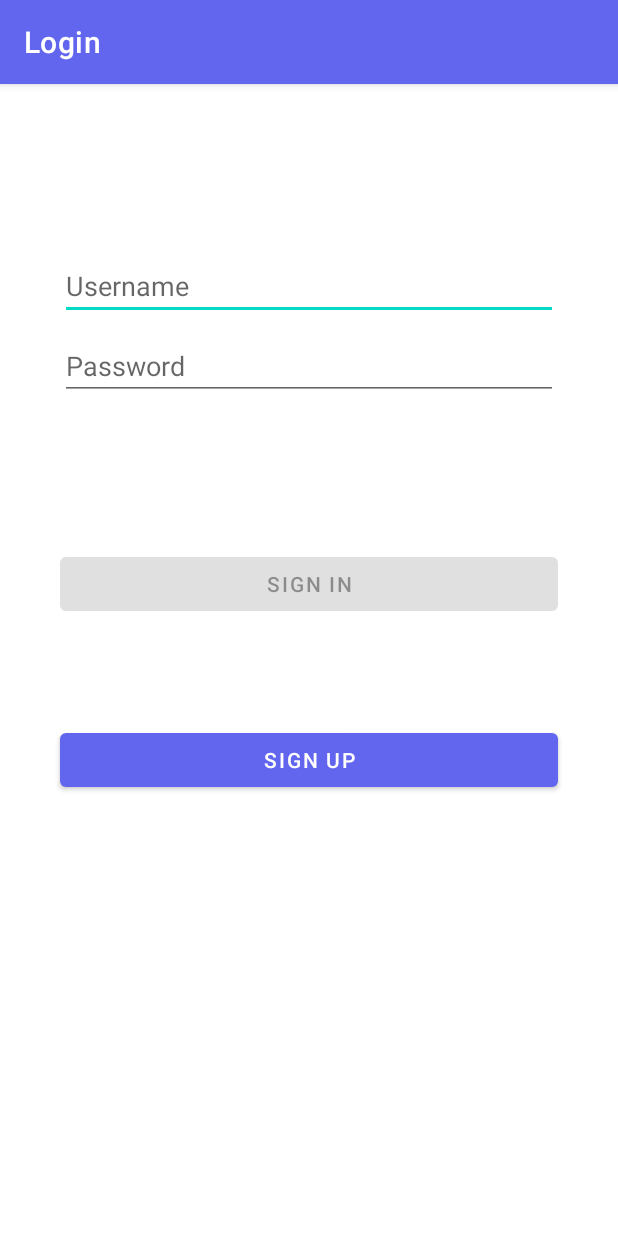
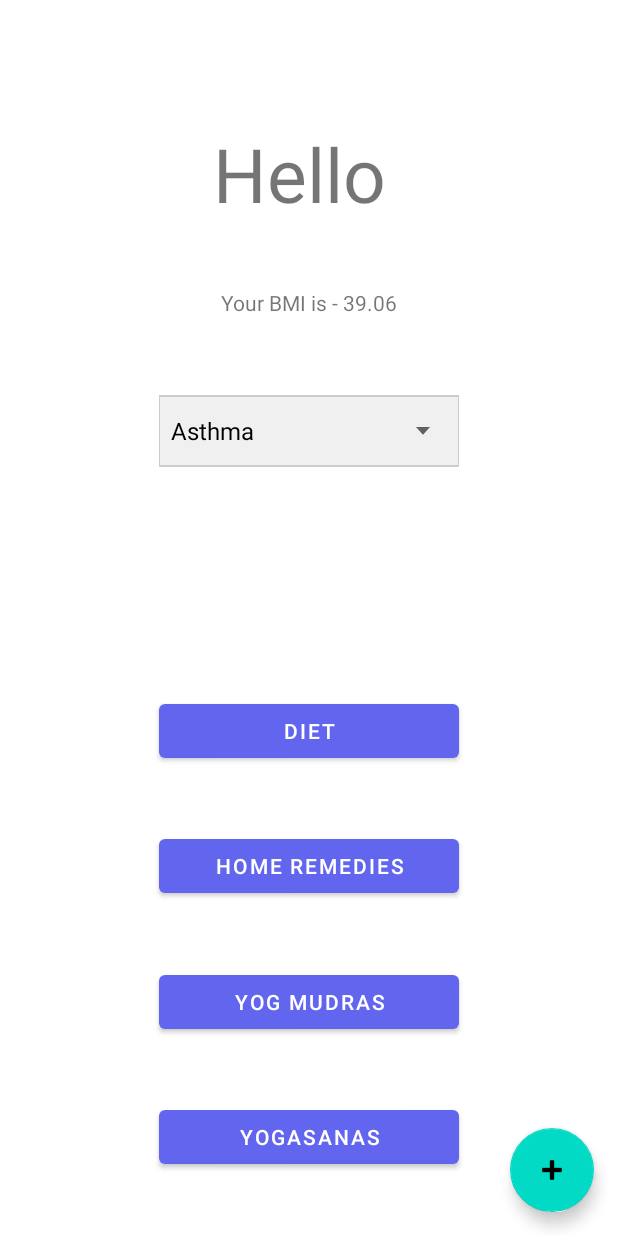
Before and after one commit to girishvr/Yogamatic, an Android app: the screen it shows after launch (LoginActivity before the commit, MainActivity after it), on a phone screen of 412 x 824 dp. Run offline under Robolectric (Android 15) with nearby library versions, the phone set to English and light mode, and no system bars; libraries missing offline, so code that uses them is left out: org.apache.poi; 1 statement that could not run was skipped.

Commit message:
custom spinner added

```diff
--- a/app/src/main/AndroidManifest.xml
+++ b/app/src/main/AndroidManifest.xml
@@ -5,9 +5,9 @@
     <application
         android:name=".data.model.UserObject"
         android:allowBackup="true"
-        android:icon="@mipmap/ic_launcher"
+        android:icon="@drawable/yogmatic_icon"
         android:label="@string/app_name"
-        android:roundIcon="@mipmap/ic_launcher_round"
+        android:roundIcon="@drawable/yogmatic_icon"
         android:supportsRtl="true"
         android:theme="@style/Theme.Yogamatic">
         <activity
--- a/app/src/main/java/in/yoska/yogamatic/FirstFragment.java
+++ b/app/src/main/java/in/yoska/yogamatic/FirstFragment.java
@@ -4,11 +4,13 @@ import android.os.Bundle;
 import android.view.LayoutInflater;
 import android.view.View;
 import android.view.ViewGroup;
+import android.widget.ArrayAdapter;
 import android.widget.TextView;
 
 import androidx.annotation.NonNull;
 import androidx.fragment.app.Fragment;
-import androidx.navigation.fragment.NavHostFragment;
+
+import in.yoska.yogamatic.custom.CustomSpinner;
 
 public class FirstFragment extends Fragment{
 
@@ -20,8 +22,29 @@ public class FirstFragment extends Fragment{
         View view = inflater.inflate(R.layout.fragment_first, container, false);
         displayGreeting(view);
         displayBMI(view);
+        setUpSpinner(view);
         // Inflate the layout for this fragment
         return view;
+    }
+
+    void setUpSpinner(View view){
+
+        String[] ailmentsList = getResources().getStringArray(R.array.Ailments);
+
+        ArrayAdapter adapter = new ArrayAdapter<>(getContext(), R.layout.spinner_item_selected, ailmentsList);
+        adapter.setDropDownViewResource(R.layout.support_simple_spinner_dropdown_item);
+
+        final CustomSpinner spinner = (CustomSpinner) view.findViewById(R.id.spinner);
+
+        spinner.setAdapter(adapter);
+        spinner.setSpinnerEventsListener(new CustomSpinner.OnSpinnerEventsListener() {
+            public void onSpinnerOpened() {
+                spinner.setSelected(true);
+            }
+            public void onSpinnerClosed() {
+                spinner.setSelected(false);
+            }
+        });
     }
     public void displayGreeting(View view){
         TextView greetText = (TextView)view.findViewById(R.id.textview_first);
--- a/app/src/main/java/in/yoska/yogamatic/MainActivity.java
+++ b/app/src/main/java/in/yoska/yogamatic/MainActivity.java
@@ -33,7 +33,7 @@ public class MainActivity extends AppCompatActivity {
         fetchExcelSheetData();
 
         //TODO: for testing
-//        isLoggedIn = true;
+        isLoggedIn = true;
 
         //check log in and then load the respective views
         if (isLoggedIn){
@@ -51,7 +51,6 @@ public class MainActivity extends AppCompatActivity {
     }
 
     void setDashBoardUI(){
-
         FloatingActionButton fab = findViewById(R.id.fab);
         fab.setOnClickListener(new View.OnClickListener() {
             @Override
@@ -61,6 +60,7 @@ public class MainActivity extends AppCompatActivity {
             }
         });
     }
+
 
     public void didSelectButton(View view){
         int btnIndex = 0;
--- /dev/null
+++ b/app/src/main/java/in/yoska/yogamatic/custom/CustomSpinner.java
@@ -0,0 +1,83 @@
+package in.yoska.yogamatic.custom;
+
+import android.content.Context;
+import android.util.AttributeSet;
+
+public class CustomSpinner extends androidx.appcompat.widget.AppCompatSpinner {
+    private static final String TAG = "CustomSpinner";
+    private OnSpinnerEventsListener mListener;
+    private boolean mOpenInitiated = false;
+
+    public CustomSpinner(Context context, AttributeSet attrs, int defStyleAttr, int mode) {
+        super(context, attrs, defStyleAttr, mode);
+    }
+
+    public CustomSpinner(Context context, AttributeSet attrs, int defStyleAttr) {
+        super(context, attrs, defStyleAttr);
+    }
+
+    public CustomSpinner(Context context, AttributeSet attrs) {
+        super(context, attrs);
+    }
+
+    public CustomSpinner(Context context, int mode) {
+        super(context, mode);
+    }
+
+    public CustomSpinner(Context context) {
+        super(context);
+    }
+
+    public interface OnSpinnerEventsListener {
+
+        void onSpinnerOpened();
+
+        void onSpinnerClosed();
+
+    }
+
+    @Override
+    public boolean performClick() {
+        // register that the Spinner was opened so we have a status
+        // indicator for the activity(which may lose focus for some other
+        // reasons)
+        mOpenInitiated = true;
+        if (mListener != null) {
+            mListener.onSpinnerOpened();
+        }
+        return super.performClick();
+    }
+
+    public void setSpinnerEventsListener(OnSpinnerEventsListener onSpinnerEventsListener) {
+        mListener = onSpinnerEventsListener;
+    }
+
+    /**
+     * Propagate the closed Spinner event to the listener from outside.
+     */
+    public void performClosedEvent() {
+        mOpenInitiated = false;
+        if (mListener != null) {
+            mListener.onSpinnerClosed();
+        }
+    }
+
+    /**
+     * A boolean flag indicating that the Spinner triggered an open event.
+     *
+     * @return true for opened Spinner
+     */
+    public boolean hasBeenOpened() {
+        return mOpenInitiated;
+    }
+
+    @Override
+    public void onWindowFocusChanged(boolean hasWindowFocus) {
+        android.util.Log.d(TAG, "onWindowFocusChanged");
+        super.onWindowFocusChanged(hasWindowFocus);
+        if (hasBeenOpened() && hasWindowFocus) {
+            android.util.Log.i(TAG, "closing popup");
+            performClosedEvent();
+        }
+    }
+}
--- a/app/src/main/java/in/yoska/yogamatic/data/model/UserObject.java
+++ b/app/src/main/java/in/yoska/yogamatic/data/model/UserObject.java
@@ -12,6 +12,10 @@ public class UserObject extends Application {
     private String ailment;
     private int selectedButtonIndex;
 
+    public UserObject(){
+       this.name = "";
+       this.password = "";
+    }
     public String getName() {
         return name;
     }
--- /dev/null
+++ b/app/src/main/res/drawable/spinner_bg.xml
@@ -0,0 +1,13 @@
+<selector xmlns:android="http://schemas.android.com/apk/res/android"
+    android:exitFadeDuration="@android:integer/config_mediumAnimTime">
+    <item android:state_pressed="true" android:drawable="@android:color/white" />
+    <item android:state_selected="true" android:drawable="@android:color/white" />
+    <item>
+        <inset android:insetLeft="-1dp" android:insetRight="-1dp">
+            <shape android:shape="rectangle">
+                <stroke android:width="1dp" android:color="#cccccc" />
+                <solid android:color="#f0f0f0" />
+            </shape>
+        </inset>
+    </item>
+</selector>
--- /dev/null
+++ b/app/src/main/res/drawable/spinner_sla.xml
@@ -0,0 +1,26 @@
+<selector xmlns:android="http://schemas.android.com/apk/res/android">
+    <item android:state_pressed="true">
+        <set>
+            <objectAnimator
+                android:duration="@android:integer/config_mediumAnimTime"
+                android:propertyName="translationZ"
+                android:valueTo="3dp" />
+        </set>
+    </item>
+    <item android:state_selected="true">
+        <set>
+            <objectAnimator
+                android:duration="@android:integer/config_shortAnimTime"
+                android:propertyName="translationZ"
+                android:valueTo="3dp" />
+        </set>
+    </item>
+    <item>
+        <set>
+            <objectAnimator
+                android:duration="@android:integer/config_shortAnimTime"
+                android:propertyName="translationZ"
+                android:valueTo="0" />
+        </set>
+    </item>
+</selector>
--- a/app/src/main/res/layout/fragment_first.xml
+++ b/app/src/main/res/layout/fragment_first.xml
@@ -15,7 +15,7 @@
         app:layout_constraintBottom_toTopOf="@+id/button_remedies"
         app:layout_constraintEnd_toEndOf="parent"
         app:layout_constraintStart_toStartOf="parent"
-        app:layout_constraintTop_toBottomOf="@id/textview_first" />
+        app:layout_constraintTop_toBottomOf="@id/spinner" />
 
     <Button
         android:id="@+id/button_remedies"
@@ -65,8 +65,29 @@
         android:layout_width="wrap_content"
         android:layout_height="wrap_content"
         android:text="@string/bmi_text"
+        app:layout_constraintBottom_toTopOf="@id/spinner"
+        app:layout_constraintEnd_toEndOf="parent"
+        app:layout_constraintStart_toStartOf="parent"
+        app:layout_constraintTop_toBottomOf="@id/textview_first" />
+
+
+    <in.yoska.yogamatic.custom.CustomSpinner
+        android:id="@+id/spinner"
+        style="@style/Widget.AppCompat.Spinner"
+        android:layout_margin="10dp"
+        android:layout_width="200dp"
+        android:dropDownWidth="200dp"
+        android:layout_height="?attr/dropdownListPreferredItemHeight"
+        android:dropDownVerticalOffset="?attr/dropdownListPreferredItemHeight"
+        android:popupBackground="@android:color/white"
+        android:background="@drawable/spinner_bg"
+        android:stateListAnimator="@drawable/spinner_sla"
+        android:paddingEnd="14dp"
+        android:popupElevation="3dp"
         app:layout_constraintBottom_toTopOf="@id/button_diet"
         app:layout_constraintEnd_toEndOf="parent"
         app:layout_constraintStart_toStartOf="parent"
-        app:layout_constraintTop_toBottomOf="@id/textview_first" />
+        app:layout_constraintTop_toBottomOf="@id/textview_bmi" />
+
+
 </androidx.constraintlayout.widget.ConstraintLayout>
--- /dev/null
+++ b/app/src/main/res/layout/spinner_item_selected.xml
@@ -0,0 +1,8 @@
+<TextView xmlns:android="http://schemas.android.com/apk/res/android"
+    android:id="@+id/text_view_spinner"
+    style="?attr/spinnerDropDownItemStyle"
+    android:singleLine="true"
+    android:layout_width="match_parent"
+    android:layout_height="?attr/dropdownListPreferredItemHeight"
+    android:background="@drawable/abc_spinner_mtrl_am_alpha"
+    android:ellipsize="marquee" />
```
Also changed, not shown: app/src/main/java/in/yoska/yogamatic/ui/login/LoginActivity.java (+27 -9 lines), app/src/main/res/values/strings.xml (+4 -4 lines), app/src/main/res/drawable/yogmatic_icon.png (added).
